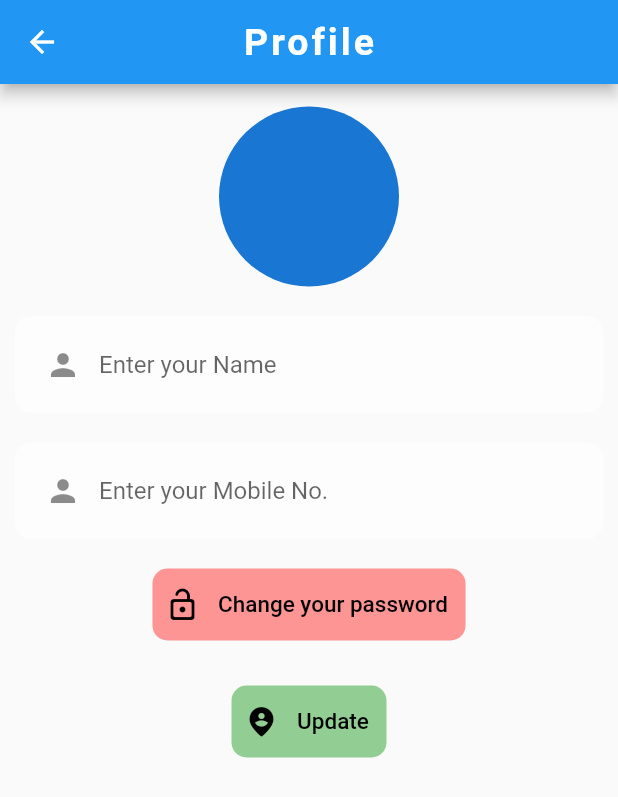
After one commit to rajoriaakash/My-Personal-Chef, a Flutter app: the UpdateUser screen opened directly, on a phone screen of 412 x 824 dp. The commit adds this screen. Shown: the top 797 px of the screen. Run offline on Flutter 3.47's test engine with Material 2 defaults, Android fonts, the phone set to English and light mode, and no system bars; our stand-ins replace cloud_firestore, firebase_auth, firebase_core, flutter_spinkit, youtube_player_flutter; missing offline and left inert: dart_random_choice, searchable_dropdown; accounts and stored records are empty; network calls fail; Roboto replaces fonts that are missing (NewTegomin).

```diff
--- a/lib/Models/user.dart
+++ b/lib/Models/user.dart
@@ -2,6 +2,7 @@ class Userc{
   final String uid;
   final String Name;
   final String Email;
+  final String MobNo;
 
-  Userc({this.uid,this.Name, this.Email,});
+  Userc({this.uid,this.Name, this.Email,this.MobNo});
 }
--- a/lib/Screens/Home/home.dart
+++ b/lib/Screens/Home/home.dart
@@ -127,7 +127,7 @@ class _HomeState extends State<Home> {
                     child: Padding(
                       padding: const EdgeInsets.all(8.0),
                       child: ListTile(
-                        title: Text('Check out Recipes by Areas'),
+                        title: Text('Check out Recipes by Cuisines'),
                         subtitle: Text('Indian, Canadian, Chinese..'),
                         trailing: Icon(Icons.arrow_forward_ios_rounded),
                       ),
--- /dev/null
+++ b/lib/Screens/Home/update_user.dart
@@ -0,0 +1,151 @@
+import 'package:flutter/material.dart';
+
+class UpdateUser extends StatefulWidget {
+  const UpdateUser({Key key}) : super(key: key);
+
+  @override
+  _UpdateUserState createState() => _UpdateUserState();
+}
+
+class _UpdateUserState extends State<UpdateUser> {
+  String name = '';
+  String mobNo ='';
+  @override
+  Widget build(BuildContext context) {
+    return Scaffold(
+      appBar: AppBar(
+        title: Text(
+            'Profile',
+          style: TextStyle(
+            fontSize: 25.0,
+            fontFamily: 'NewTegomin',
+            fontWeight: FontWeight.bold,
+            letterSpacing: 2,
+          ),
+        ),
+        centerTitle: true,
+      ),
+      body: SingleChildScrollView(
+        child: Center(
+          child: Padding(
+            padding: const EdgeInsets.only(top: 15.0),
+            child: Container(
+              padding: EdgeInsets.symmetric(horizontal: 10.0,vertical: 0.0),
+              child: Column(
+                children: [
+                  CircleAvatar(
+                    radius: 60.0,
+                  ),
+                  SizedBox(height: 20,),
+                  Container(
+                    decoration: BoxDecoration(
+                        color: Colors.white.withOpacity(0.6),
+                        borderRadius: new BorderRadius.circular(10.0)
+                    ),
+                    padding: EdgeInsets.all(8),
+                    margin: EdgeInsets.all(0),
+                    child: TextFormField(
+                      initialValue: '',
+                      decoration: InputDecoration(
+                        hintText: 'Enter your Name',
+                        border: InputBorder.none,
+                        focusedBorder: OutlineInputBorder(
+                            borderRadius: BorderRadius.all(Radius.circular(5.0)),
+                            borderSide: BorderSide(color: Colors.blue)),
+                        prefixIcon: Icon(Icons.person),
+                      ),
+                      onChanged: (val) {
+                        setState(() {
+                          name = val;
+                        });
+                      } ,
+                      validator: (val) =>
+                      val.isEmpty ? 'Enter a name' : null,
+                      textAlignVertical: TextAlignVertical.center,
+                    ),
+
+                  ),
+                  SizedBox(
+                    height: 20,
+                  ),
+                  Container(
+                    decoration: BoxDecoration(
+                        color: Colors.white.withOpacity(0.6),
+                        borderRadius: new BorderRadius.circular(10.0)
+                    ),
+                    padding: EdgeInsets.all(8),
+                    margin: EdgeInsets.all(0),
+                    child: TextFormField(
+                      decoration: InputDecoration(
+                        hintText: 'Enter your Mobile No.',
+                        border: InputBorder.none,
+                        focusedBorder: OutlineInputBorder(
+                            borderRadius: BorderRadius.all(Radius.circular(5.0)),
+                            borderSide: BorderSide(color: Colors.blue)),
+                        prefixIcon: Icon(Icons.person),
+                      ),
+                      onChanged: (val) {
+                        setState(() {
+                          mobNo = val;
+                        });
+                      } ,
+                      validator: (val) =>
+                      val.isEmpty ? 'Enter a Mobile No.' : null,
+                      textAlignVertical: TextAlignVertical.center,
+                    ),
+
+                  ),
+                  SizedBox(
+                    height: 20,
+                  ),
+                  Container(
+                    decoration: BoxDecoration(
+                        color: Colors.redAccent.withOpacity(0.6),
+                        borderRadius: new BorderRadius.circular(10.0)
+                    ),
+                    child: TextButton.icon(
+                        label: Text(
+                            ' Change your password ',
+                          style: TextStyle(
+                            color: Colors.black,
+                            fontSize: 15.0,
+                          ),
+                        ),
+                        icon: Icon(
+                            Icons.lock_open_rounded,
+                          color: Colors.black,
+                        ),
+                        onPressed: (){}
+                        ),
+                  ),
+                  SizedBox(height: 30.0,),
+                  Container(
+                    decoration: BoxDecoration(
+                        color: Colors.green.withOpacity(0.6),
+                        borderRadius: new BorderRadius.circular(10.0)
+                    ),
+                    child: TextButton.icon(
+                        label: Text(
+                          ' Update ',
+                          style: TextStyle(
+                            color: Colors.black,
+                            fontSize: 15.0,
+                          ),
+                        ),
+                        icon: Icon(
+                          Icons.person_pin_circle_rounded,
+                          color: Colors.black,
+                        ),
+                        onPressed: (){}
+                    ),
+                  ),
+
+                ],
+              ),
+            ),
+          ),
+        ),
+      ),
+    );
+  }
+}
--- a/lib/services/database.dart
+++ b/lib/services/database.dart
@@ -28,6 +28,15 @@ class DatabaseService{
       'FavList' : [],
     });
   }
+
+  Future updateUser( Userc userc ) async{
+    return await userCollection.doc(userId).set({
+      'Name' : userc.Name,
+      'Mobile Number': userc.MobNo,
+
+    });
+  }
+
 
   // Future addFav (String userId, List favList) async{
   //   return await userCollection.doc(userId).set({
--- a/lib/services/recipe.dart
+++ b/lib/services/recipe.dart
@@ -38,6 +38,7 @@ class Meal{
     var tempRec = Uri.parse('https://www.themealdb.com/api/json/v1/1/random.php');
     http.Response response = await http.get(tempRec);
     Map data = jsonDecode(response.body);
+
     Name = data['meals'][0]['strMeal'];
     Type = data['meals'][0]['strCategory'];
     Recipe = data['meals'][0]['strInstructions'];
```
Also changed, not shown: lib/Screens/Home/areas_list.dart (+45 -5 lines), lib/Screens/Home/drawer.dart (+39 -9 lines), lib/Screens/Home/fav_list.dart (+22 -5 lines), lib/Screens/Home/fav_tile.dart (+44 -16 lines), lib/shared/earch_widget.dart (added, +56 -0 lines), pubspec.lock.
